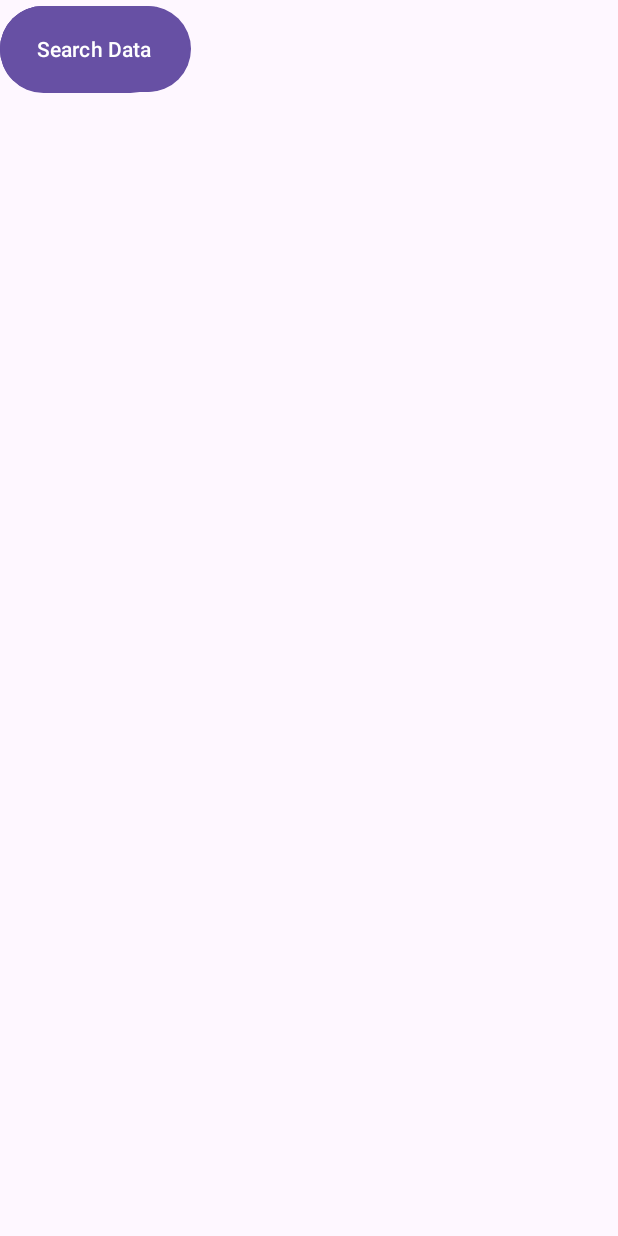
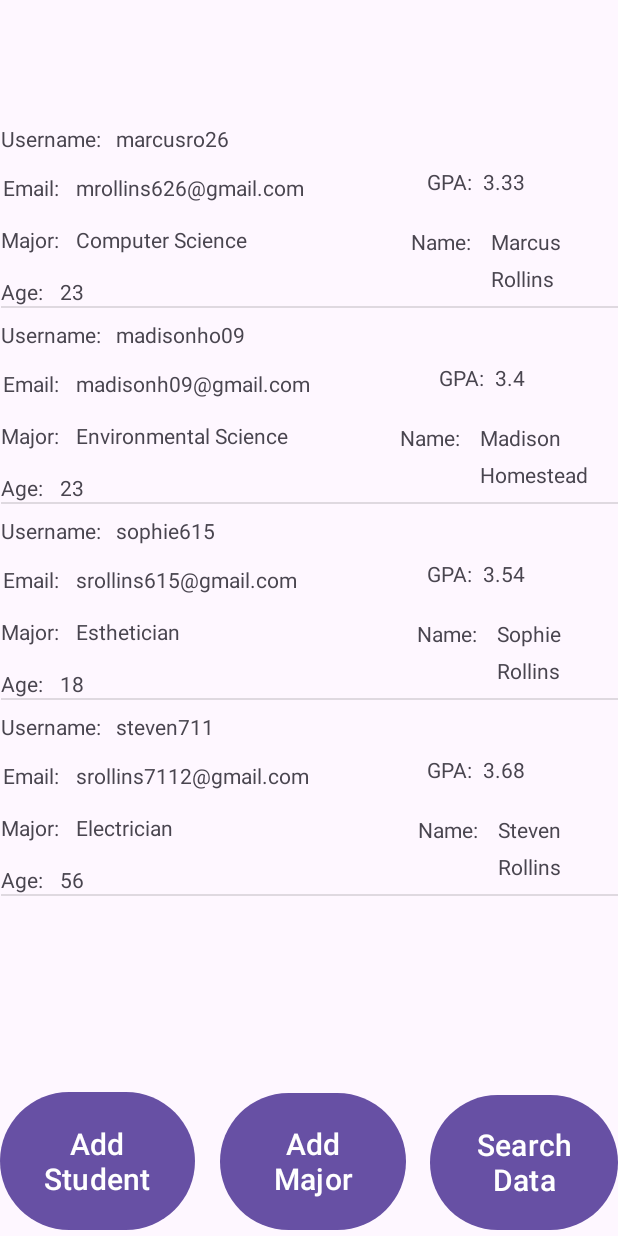
Before and after one commit to Smuckyyy/CIS183_HW03_Program1_MarcusRollins, an Android app: the screen it shows after launch (MainActivity), on a phone screen of 412 x 824 dp. Run offline under Robolectric (Android 15) with nearby library versions, the phone set to English and light mode, and no system bars.

Commit message:
Major Changes
-Added more to the database and changed majorId to majorName so the LV would show the name instead of numbers
-Changed the db version a couple times to reflect changes
-Changed the Student class to reflect main and db changes
-Implemented the dummy data into the cells using the student_cell xml and created the StudentAdapter to show the data

```diff
--- a/app/src/main/java/com/example/cis183_hw03_program1_marcusrollins/DatabaseHelper.java
+++ b/app/src/main/java/com/example/cis183_hw03_program1_marcusrollins/DatabaseHelper.java
@@ -20,7 +20,7 @@ public class DatabaseHelper extends SQLiteOpenHelper {
         //change the version number
         //super is used to call the functionality of the base class SQLiteOpenHelper and
         //then executes the extended (DatabaseHelper)
-        super(c, database_name, null, 1);
+        super(c, database_name, null, 3);
     }
 
     //this is called when a new database
@@ -29,7 +29,7 @@ public class DatabaseHelper extends SQLiteOpenHelper {
         //this is where we will create the tables in our database
         //Create table in the database
         //execute the sql statement on the database that was passed to the function called db
-        db.execSQL("CREATE TABLE " + students_table_name + " (username varchar(50) primary key not null, fname varchar(50), lname varchar(50), email varchar(50), age integer, gpa real, majorId integer, foreign key (majorId) references " + majors_table_name + "(majorId));");
+        db.execSQL("CREATE TABLE " + students_table_name + " (username varchar(50) primary key not null, fName varchar(50), lName varchar(50), email varchar(50), age integer, gpa real, majorName varchar(50), foreign key (majorName) references " + majors_table_name + "(majorName));");
         db.execSQL("CREATE TABLE " + majors_table_name + " (majorId integer primary key autoincrement not null, majorName varchar(50), majorPrefix varchar(10));");
     }
 
@@ -44,11 +44,13 @@ public class DatabaseHelper extends SQLiteOpenHelper {
         onCreate(db);
     }
 
-    public String getUserTableName() {
+    public String getStudentsTableName()
+    {
         return students_table_name;
     }
 
-    public String getPostsTableName() {
+    public String getMajorsTableName()
+    {
         return majors_table_name;
     }
 
@@ -71,10 +73,10 @@ public class DatabaseHelper extends SQLiteOpenHelper {
             //Insert sample student records into the students table.
             //Each student has a unique username (primary key)
             //Along with personal information and a major
-            db.execSQL("INSERT INTO " + students_table_name + " (username, fname, lname, email, age, gpa, majorId) VALUES ('marcusro26', 'Marcus', 'Rollins', 'mrollins626@gmail.com', '23', '3.33', '656');");
-            db.execSQL("INSERT INTO " + students_table_name + " (username, fname, lname, email, age, gpa, majorId) VALUES ('madisonho09', 'Madison', 'Homestead', 'madisonhomestead09@gmail.com', '23', '3.40', '541');");
-            db.execSQL("INSERT INTO " + students_table_name + " (username, fname, lname, email, age, gpa, majorId) VALUES ('sophie615', 'Sophie', 'Rollins', 'srollins615@gmail.com', '18', '3.54', '222');");
-            db.execSQL("INSERT INTO " + students_table_name + " (username, fname, lname, email, age, gpa, majorId) VALUES ('steven711', 'Steven', 'Rollins', 'srollins7112@gmail.com', '56', '3.68', '444');");
+            db.execSQL("INSERT INTO " + students_table_name + " (username, fName, lName, email, age, gpa, majorName) VALUES ('marcusro26', 'Marcus', 'Rollins', 'mrollins626@gmail.com', '23', '3.33', 'Computer Science');");
+            db.execSQL("INSERT INTO " + students_table_name + " (username, fName, lName, email, age, gpa, majorName) VALUES ('madisonho09', 'Madison', 'Homestead', 'madisonh09@gmail.com', '23', '3.40', 'Environmental Science');");
+            db.execSQL("INSERT INTO " + students_table_name + " (username, fName, lName, email, age, gpa, majorName) VALUES ('sophie615', 'Sophie', 'Rollins', 'srollins615@gmail.com', '18', '3.54', 'Esthetician');");
+            db.execSQL("INSERT INTO " + students_table_name + " (username, fName, lName, email, age, gpa, majorName) VALUES ('steven711', 'Steven', 'Rollins', 'srollins7112@gmail.com', '56', '3.68', 'Electrician');");
 
             //Close the database
             db.close();
@@ -84,7 +86,8 @@ public class DatabaseHelper extends SQLiteOpenHelper {
     private void initMajors() {
         //Only add the data if the majors table is currently empty
         //This makes it so I cannot get duplicate majors every run
-        if (countRecordsFromTable(majors_table_name) == 0) {
+        if (countRecordsFromTable(majors_table_name) == 0)
+        {
             //We need a writable version because we are going to write to the database
             SQLiteDatabase db = this.getWritableDatabase();
 
@@ -102,7 +105,8 @@ public class DatabaseHelper extends SQLiteOpenHelper {
         }
     }
 
-    public int countRecordsFromTable(String tableName) {
+    public int countRecordsFromTable(String tableName)
+    {
         //Get an instance of the a readable database
         //We only need readable because we are not adding anything to the database with this
         SQLiteDatabase db = this.getReadableDatabase();
@@ -128,19 +132,17 @@ public class DatabaseHelper extends SQLiteOpenHelper {
             do {
                 Student student = new Student();
                 student.setUsername(cursor.getString(cursor.getColumnIndexOrThrow("username")));
-                student.setFname(cursor.getString(cursor.getColumnIndexOrThrow("fname")));
-                student.setLname(cursor.getString(cursor.getColumnIndexOrThrow("lname")));
+                student.setFname(cursor.getString(cursor.getColumnIndexOrThrow("fName")));
+                student.setLname(cursor.getString(cursor.getColumnIndexOrThrow("lName")));
                 student.setEmail(cursor.getString(cursor.getColumnIndexOrThrow("email")));
                 student.setAge(cursor.getInt(cursor.getColumnIndexOrThrow("age")));
                 student.setGpa(cursor.getDouble(cursor.getColumnIndexOrThrow("gpa")));
 
-                Major majorId = new Major();
-                majorId.setMajorId(cursor.getInt(cursor.getColumnIndexOrThrow("majorId")));
-
-                //***I need to add another cursor here or below adding the ID to find the majors name so that can be attached to the listview instead of the ID***
+                Major majorName = new Major();
+                majorName.setMajorName(cursor.getString(cursor.getColumnIndexOrThrow("majorName")));
 
                 //Attach that major to the student
-                student.setMajorId(majorId);
+                student.setMajorName(majorName);
 
                 studentList.add(student);
             } while (cursor.moveToNext());
@@ -176,9 +178,9 @@ public class DatabaseHelper extends SQLiteOpenHelper {
         //get an instance of a writeable database
         SQLiteDatabase db = this.getWritableDatabase();
 
-        String insertStudent = "INSERT INTO " + students_table_name + " (fname, lname, email) VALUES ('" + s.getUsername() + "','" + s.getFname() + "','" + s.getLname() + "','" + s.getEmail() + "','" + s.getAge() + "','" + s.getGpa() + "','" + s.getMajorId() + "');";
-        db.execSQL(insertStudent);
+        //String insertStudent = "INSERT INTO " + students_table_name + " (fName, lName, email) VALUES ('" + s.getUsername() + "','" + s.getFname() + "','" + s.getLname() + "','" + s.getEmail() + "','" + s.getAge() + "','" + s.getGpa() + "','" + s.getMajorName() + "');";
+        //db.execSQL(insertStudent);
 
-        db.close();
+        //db.close();
     }
 }
--- a/app/src/main/java/com/example/cis183_hw03_program1_marcusrollins/MainActivity.java
+++ b/app/src/main/java/com/example/cis183_hw03_program1_marcusrollins/MainActivity.java
@@ -9,6 +9,9 @@
 package com.example.cis183_hw03_program1_marcusrollins;
 
 import android.os.Bundle;
+import android.util.Log;
+import android.widget.Button;
+import android.widget.ListView;
 
 import androidx.activity.EdgeToEdge;
 import androidx.appcompat.app.AppCompatActivity;
@@ -16,9 +19,15 @@ import androidx.core.graphics.Insets;
 import androidx.core.view.ViewCompat;
 import androidx.core.view.WindowInsetsCompat;
 
+import java.util.ArrayList;
+
 public class MainActivity extends AppCompatActivity
 {
     DatabaseHelper dbHelper;
+    ListView lv_j_listOfStudents;
+    Button btn_j_addStudent;
+    Button btn_j_addMajor;
+    Button btn_j_searchPage;
 
     @Override
     protected void onCreate(Bundle savedInstanceState)
@@ -33,19 +42,46 @@ public class MainActivity extends AppCompatActivity
         });
 
         //GUI Elements
+        lv_j_listOfStudents = findViewById(R.id.lv_v_listOfStudents);
 
+        //Buttons
+        btn_j_addStudent = findViewById(R.id.btn_v_addStudent);
+        btn_j_addMajor = findViewById(R.id.btn_v_addMajor);
+        btn_j_searchPage = findViewById(R.id.btn_v_searchData);
 
-
-
-        //make new instance of the dbHelper
+        //Make new instance of the dbHelper
         dbHelper = new DatabaseHelper(this);
 
-        //initialize all of the tables with dummy data
-        //there is logic in this function to ensure this is not done more than once.
+        //Initialize all of the tables with dummy data
+        //There is logic in this function to ensure this is not done more than once.
         dbHelper.initAllTables();
 
-        //I NEED TO CALL getAllStudents(), usernameExists(), and addStudentToDB() (Just have to finish the java side code)**************************************
+        //Set up the adapter
+        ArrayList<Student> studentList = dbHelper.getAllStudents();
+        StudentAdapter adapter = new StudentAdapter(this, studentList);
+        lv_j_listOfStudents.setAdapter(adapter);
 
+        //I NEED TO CALL usernameExists(), and addStudentToDB() (Just have to finish the java side code)**************************************
 
+        //Add buttonCallListener for all of the buttons and their functions
+        //Once you UPDATE or DELETE a student, you need to call this:
+
+        //studentsArrayList.clear();
+        //studentsArrayList.addAll(db.getAllStudents());
+        //notifyDataSetChanged();
+
+        //Once that ^ is called, it will live update the database so that it reflects the changes
+
+        //------------------
+        //Function Calls
+        //------------------
+        checkTableRecordCount();
+    }
+
+    //For testing purposes
+    private void checkTableRecordCount()
+    {
+        Log.d("Students Record Count: ", dbHelper.countRecordsFromTable(dbHelper.getStudentsTableName()) + "");
+        Log.d("Majors Record Count: ", dbHelper.countRecordsFromTable(dbHelper.getMajorsTableName()) + "");
     }
 }
--- a/app/src/main/java/com/example/cis183_hw03_program1_marcusrollins/Student.java
+++ b/app/src/main/java/com/example/cis183_hw03_program1_marcusrollins/Student.java
@@ -3,32 +3,32 @@ package com.example.cis183_hw03_program1_marcusrollins;
 public class Student
 {
     private String username;
-    private String fname;
-    private String lname;
+    private String fName;
+    private String lName;
     private String email;
     private int age;
     private double gpa;
-    private Major majorId; //This is a FK to the Major table
+    private Major majorName; //This is a FK to the Major table
 
     public Student()
     {
     }
 
-    public Student(String fname, String lname, String username, String email, int age, double gpa, Major majorId)
+    public Student(String fName, String lName, String username, String email, int age, double gpa, Major majorName)
     {
         this.username = username;
-        this.fname = fname;
-        this.lname = lname;
+        this.fName = fName;
+        this.lName = lName;
         this.email = email;
         this.age = age;
         this.gpa = gpa;
-        this.majorId = majorId;
+        this.majorName = majorName;
     }
 
-    //I can call this function to get the majorId from the Major class/table
-    public Major getMajorId()
+    //I can call this function to get the majorName from the Major class/table
+    public Major getMajorName()
     {
-        return majorId;
+        return majorName;
     }
 
     //Getters and Setters
@@ -44,22 +44,22 @@ public class Student
 
     public String getFname()
     {
-        return fname;
+        return fName;
     }
 
-    public void setFname(String fname)
+    public void setFname(String fName)
     {
-        this.fname = fname;
+        this.fName = fName;
     }
 
     public String getLname()
     {
-        return lname;
+        return lName;
     }
 
-    public void setLname(String lname)
+    public void setLname(String lName)
     {
-        this.lname = lname;
+        this.lName = lName;
     }
 
     public String getEmail()
@@ -92,8 +92,8 @@ public class Student
         this.gpa = gpa;
     }
 
-    public void setMajorId(Major majorId)
+    public void setMajorName(Major majorName)
     {
-        this.majorId = majorId;
+        this.majorName = majorName;
     }
 }
--- /dev/null
+++ b/app/src/main/java/com/example/cis183_hw03_program1_marcusrollins/StudentAdapter.java
@@ -0,0 +1,79 @@
+package com.example.cis183_hw03_program1_marcusrollins;
+
+import android.content.Context;
+import android.view.LayoutInflater;
+import android.view.View;
+import android.view.ViewGroup;
+import android.widget.BaseAdapter;
+import android.widget.TextView;
+
+import java.util.ArrayList;
+
+public class StudentAdapter extends BaseAdapter
+{
+    private Context context;
+    private ArrayList<Student> studentsArrayList;
+    private LayoutInflater inflater;
+
+    public StudentAdapter(Context context, ArrayList<Student> studentsArrayList)
+    {
+        this.context = context;
+        this.studentsArrayList = studentsArrayList;
+        this.inflater = LayoutInflater.from(context);
+    }
+
+    @Override
+    public int getCount()
+    {
+        return studentsArrayList.size(); //The number of rows for students
+    }
+
+    @Override
+    public Object getItem(int position)
+    {
+        return studentsArrayList.get(position); //This grabs whatever is in the specific row, similar to the color adapter
+    }
+
+    @Override
+    public long getItemId(int position)
+    {
+        return position; //Might want to change this to return to the Database once I polish
+    }
+
+    @Override
+    public View getView(int position, View convertView, ViewGroup parent)
+    {
+        if(convertView == null)
+        {
+            convertView = inflater.inflate(R.layout.student_cell, parent, false);
+        }
+
+        //References to the TextViews inside of student_cell
+        TextView tv_j_username = convertView.findViewById(R.id.tv_v_row_username);
+        TextView tv_j_fName = convertView.findViewById(R.id.tv_v_row_fName);
+        TextView tv_j_lName = convertView.findViewById(R.id.tv_v_row_lName);
+        TextView tv_j_email = convertView.findViewById(R.id.tv_v_row_email);
+        TextView tv_j_major = convertView.findViewById(R.id.tv_v_row_major);
+        TextView tv_j_age = convertView.findViewById(R.id.tv_v_row_age);
+        TextView tv_j_gpa = convertView.findViewById(R.id.tv_v_row_gpa);
+
+        //Get the current student
+        Student s = studentsArrayList.get(position);
+
+        //Fill in data (listview)
+        tv_j_username.setText(s.getUsername());
+        tv_j_fName.setText(s.getFname());
+        tv_j_lName.setText(s.getLname());
+        tv_j_email.setText(s.getEmail());
+        tv_j_major.setText(s.getMajorName().getMajorName());
+
+        //Since age is an int, we have to code this differently
+        tv_j_age.setText(String.valueOf(s.getAge()));
+
+        //Since GPA is a double, we have to code this differently also
+        tv_j_gpa.setText(String.valueOf(s.getGpa()));
+
+        return convertView;
+    }
+
+}
--- a/app/src/main/res/layout/activity_main.xml
+++ b/app/src/main/res/layout/activity_main.xml
@@ -10,32 +10,37 @@
     <ListView
         android:id="@+id/lv_v_listOfStudents"
         android:layout_width="411dp"
-        android:layout_height="604dp"
+        android:layout_height="575dp"
+        app:layout_constraintBottom_toTopOf="@+id/btn_v_addMajor"
         app:layout_constraintEnd_toEndOf="parent"
         app:layout_constraintStart_toStartOf="parent"
         app:layout_constraintTop_toTopOf="parent" />
 
     <Button
         android:id="@+id/btn_v_addStudent"
-        android:layout_width="127dp"
-        android:layout_height="65dp"
+        android:layout_width="130dp"
+        android:layout_height="100dp"
         android:text="Add Student"
-        tools:layout_editor_absoluteX="16dp"
-        tools:layout_editor_absoluteY="637dp" />
+        android:textSize="20sp"
+        app:layout_constraintBottom_toBottomOf="parent"
+        app:layout_constraintStart_toStartOf="parent" />
 
     <Button
         android:id="@+id/btn_v_addMajor"
-        android:layout_width="116dp"
-        android:layout_height="66dp"
+        android:layout_width="124dp"
+        android:layout_height="99dp"
         android:text="Add Major"
-        tools:layout_editor_absoluteX="155dp"
-        tools:layout_editor_absoluteY="636dp" />
+        android:textSize="20sp"
+        app:layout_constraintBottom_toBottomOf="parent"
+        app:layout_constraintEnd_toStartOf="@+id/btn_v_searchData"
+        app:layout_constraintStart_toEndOf="@+id/btn_v_addStudent" />
 
     <Button
         android:id="@+id/btn_v_searchData"
-        android:layout_width="126dp"
-        android:layout_height="65dp"
+        android:layout_width="125dp"
+        android:layout_height="98dp"
         android:text="Search Data"
-        tools:layout_editor_absoluteX="278dp"
-        tools:layout_editor_absoluteY="636dp" />
+        android:textSize="20sp"
+        app:layout_constraintBottom_toBottomOf="parent"
+        app:layout_constraintEnd_toEndOf="parent" />
 </androidx.constraintlayout.widget.ConstraintLayout>
--- a/app/src/main/res/layout/student_cell.xml
+++ b/app/src/main/res/layout/student_cell.xml
@@ -1,110 +1,137 @@
 <?xml version="1.0" encoding="utf-8"?>
 <androidx.constraintlayout.widget.ConstraintLayout xmlns:android="http://schemas.android.com/apk/res/android"
+    xmlns:app="http://schemas.android.com/apk/res-auto"
     xmlns:tools="http://schemas.android.com/tools"
     android:layout_width="match_parent"
-    android:layout_height="match_parent">
+    android:layout_height="wrap_content">
 
     <View
         android:id="@+id/v_v_row_studentBox"
-        android:layout_width="411dp"
-        android:layout_height="169dp"
-        tools:layout_editor_absoluteX="1dp"
-        tools:layout_editor_absoluteY="296dp" />
+        android:layout_width="0dp"
+        android:layout_height="20dp"
+        app:layout_constraintBottom_toTopOf="@+id/textView6"
+        app:layout_constraintEnd_toEndOf="parent"
+        app:layout_constraintStart_toStartOf="parent"
+        app:layout_constraintTop_toTopOf="@+id/textView6" />
 
     <TextView
         android:id="@+id/textView"
         android:layout_width="wrap_content"
         android:layout_height="wrap_content"
+        android:layout_marginEnd="13dp"
         android:text="Name:"
-        tools:layout_editor_absoluteX="256dp"
-        tools:layout_editor_absoluteY="307dp" />
+        app:layout_constraintBaseline_toBaselineOf="@+id/tv_v_row_fName"
+        app:layout_constraintEnd_toStartOf="@+id/tv_v_row_fName" />
 
     <TextView
         android:id="@+id/textView2"
         android:layout_width="wrap_content"
         android:layout_height="wrap_content"
+        android:layout_marginTop="8dp"
         android:text="Username:"
-        tools:layout_editor_absoluteX="1dp"
-        tools:layout_editor_absoluteY="307dp" />
+        app:layout_constraintStart_toStartOf="@+id/v_v_row_studentBox"
+        app:layout_constraintTop_toTopOf="parent" />
 
     <TextView
         android:id="@+id/textView3"
         android:layout_width="wrap_content"
         android:layout_height="wrap_content"
+        android:layout_marginStart="1dp"
         android:text="Email:"
-        tools:layout_editor_absoluteX="2dp"
-        tools:layout_editor_absoluteY="356dp" />
+        app:layout_constraintBaseline_toBaselineOf="@+id/tv_v_row_email"
+        app:layout_constraintStart_toStartOf="@+id/v_v_row_studentBox" />
 
     <TextView
         android:id="@+id/textView4"
         android:layout_width="wrap_content"
         android:layout_height="wrap_content"
         android:text="Age:"
-        tools:layout_editor_absoluteX="1dp"
-        tools:layout_editor_absoluteY="414dp" />
+        app:layout_constraintBaseline_toBaselineOf="@+id/tv_v_row_age"
+        app:layout_constraintStart_toStartOf="@+id/v_v_row_studentBox" />
 
     <TextView
         android:id="@+id/textView5"
         android:layout_width="wrap_content"
         android:layout_height="wrap_content"
+        android:layout_marginEnd="7dp"
+        android:layout_marginBottom="29dp"
         android:text="GPA:"
-        tools:layout_editor_absoluteX="256dp"
-        tools:layout_editor_absoluteY="414dp" />
+        app:layout_constraintBottom_toBottomOf="@+id/v_v_row_studentBox"
+        app:layout_constraintEnd_toStartOf="@+id/tv_v_row_gpa" />
 
     <TextView
         android:id="@+id/textView6"
         android:layout_width="wrap_content"
         android:layout_height="wrap_content"
         android:text="Major:"
-        tools:layout_editor_absoluteX="256dp"
-        tools:layout_editor_absoluteY="356dp" />
+        app:layout_constraintBaseline_toBaselineOf="@+id/tv_v_row_major"
+        app:layout_constraintStart_toStartOf="@+id/v_v_row_studentBox" />
 
     <TextView
         android:id="@+id/tv_v_row_username"
         android:layout_width="wrap_content"
         android:layout_height="wrap_content"
+        android:layout_marginStart="10dp"
         android:text="TextView"
-        tools:layout_editor_absoluteX="83dp"
-        tools:layout_editor_absoluteY="307dp" />
+        app:layout_constraintBaseline_toBaselineOf="@+id/textView2"
+        app:layout_constraintStart_toEndOf="@+id/textView2" />
 
     <TextView
-        android:id="@+id/tv_v_row_fullName"
+        android:id="@+id/tv_v_row_fName"
         android:layout_width="wrap_content"
         android:layout_height="wrap_content"
+        android:layout_marginTop="11dp"
+        android:layout_marginEnd="38dp"
         android:text="TextView"
-        tools:layout_editor_absoluteX="322dp"
-        tools:layout_editor_absoluteY="306dp" />
+        app:layout_constraintEnd_toEndOf="@+id/v_v_row_studentBox"
+        app:layout_constraintTop_toTopOf="@+id/v_v_row_studentBox" />
+
+    <TextView
+        android:id="@+id/tv_v_row_lName"
+        android:layout_width="wrap_content"
+        android:layout_height="wrap_content"
+        android:layout_marginTop="5dp"
+        android:text="TextView"
+        app:layout_constraintStart_toStartOf="@+id/tv_v_row_fName"
+        app:layout_constraintTop_toBottomOf="@+id/tv_v_row_fName" />
 
     <TextView
         android:id="@+id/tv_v_row_email"
         android:layout_width="wrap_content"
         android:layout_height="wrap_content"
+        android:layout_marginStart="11dp"
+        android:layout_marginTop="13dp"
         android:text="TextView"
-        tools:layout_editor_absoluteX="68dp"
-        tools:layout_editor_absoluteY="356dp" />
+        app:layout_constraintStart_toEndOf="@+id/textView3"
+        app:layout_constraintTop_toBottomOf="@+id/textView2" />
 
     <TextView
         android:id="@+id/tv_v_row_major"
         android:layout_width="wrap_content"
         android:layout_height="wrap_content"
+        android:layout_marginStart="11dp"
+        android:layout_marginBottom="15dp"
         android:text="TextView"
-        tools:layout_editor_absoluteX="315dp"
-        tools:layout_editor_absoluteY="357dp" />
+        app:layout_constraintBottom_toTopOf="@+id/tv_v_row_age"
+        app:layout_constraintStart_toEndOf="@+id/textView6" />
 
     <TextView
         android:id="@+id/tv_v_row_age"
         android:layout_width="wrap_content"
         android:layout_height="wrap_content"
+        android:layout_marginStart="11dp"
+        android:layout_marginTop="50dp"
         android:text="TextView"
-        tools:layout_editor_absoluteX="40dp"
-        tools:layout_editor_absoluteY="414dp" />
+        app:layout_constraintStart_toEndOf="@+id/textView4"
+        app:layout_constraintTop_toBottomOf="@+id/textView3" />
 
     <TextView
         android:id="@+id/tv_v_row_gpa"
         android:layout_width="wrap_content"
         android:layout_height="wrap_content"
+        android:layout_marginEnd="62dp"
         android:text="TextView"
-        tools:layout_editor_absoluteX="315dp"
-        tools:layout_editor_absoluteY="414dp" />
+        app:layout_constraintBaseline_toBaselineOf="@+id/textView5"
+        app:layout_constraintEnd_toEndOf="@+id/v_v_row_studentBox" />
 
 </androidx.constraintlayout.widget.ConstraintLayout>
```
